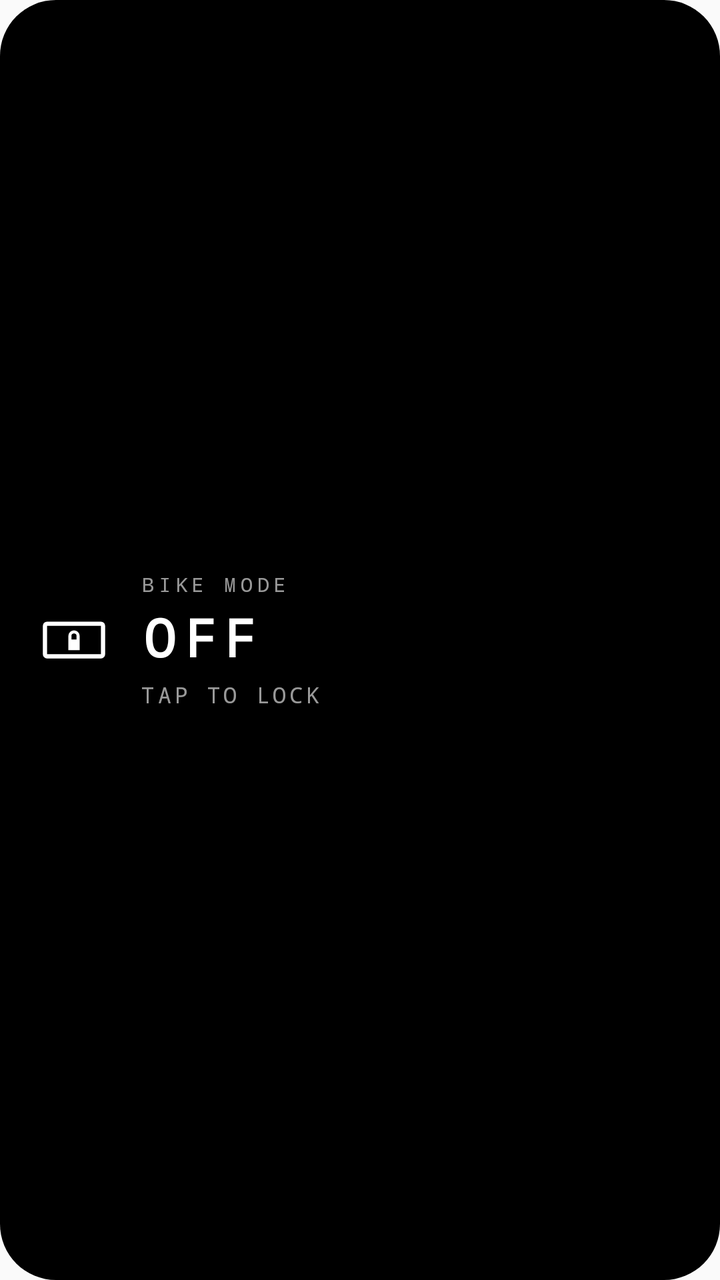
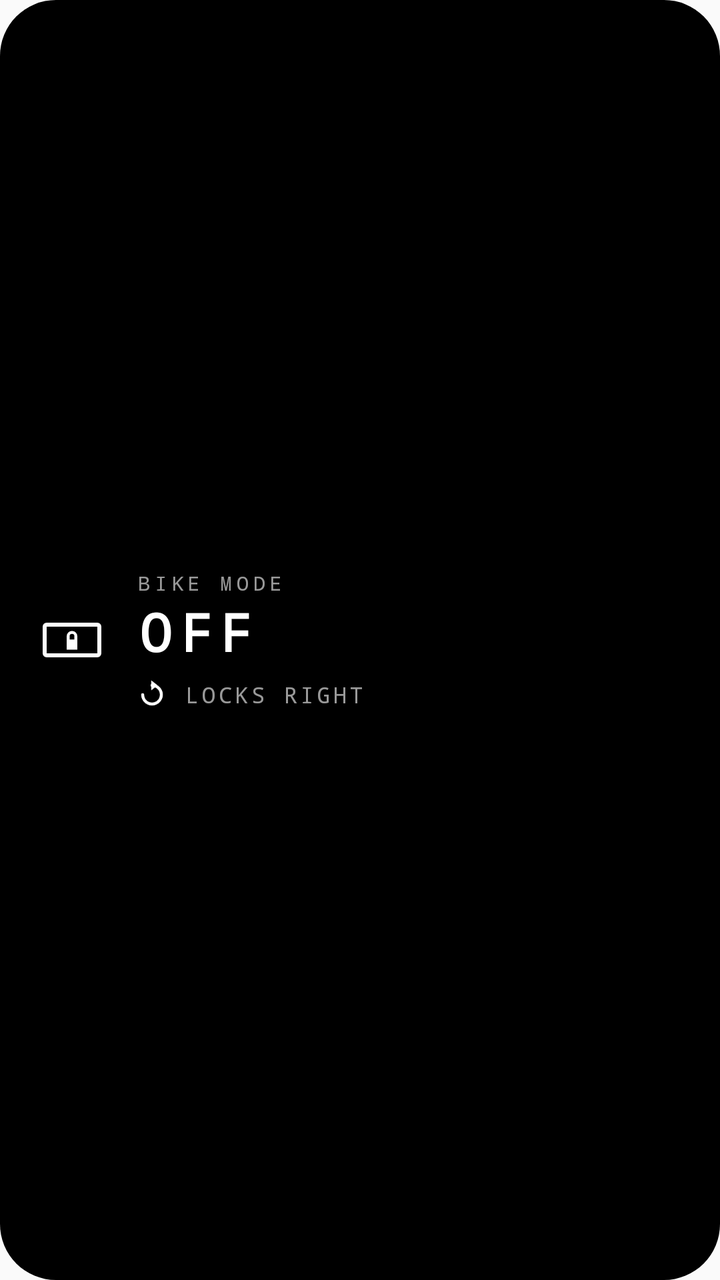

The first picture is an Android layout as it rendered before a commit; the second is the same layout after the commit. The layout source and the unified diff follow.
<!-- AndroidManifest.xml: application theme Theme.BikeMode -->
<!-- res/layout/widget_bike_mode_large.xml -->
<?xml version="1.0" encoding="utf-8"?>
<LinearLayout xmlns:android="http://schemas.android.com/apk/res/android"
    android:id="@+id/widget_root"
    android:layout_width="match_parent"
    android:layout_height="match_parent"
    android:background="@drawable/widget_bg_off"
    android:gravity="center_vertical"
    android:orientation="horizontal"
    android:paddingHorizontal="20dp"
    android:paddingVertical="16dp">

    <ImageView
        android:id="@+id/widget_icon"
        android:layout_width="34dp"
        android:layout_height="34dp"
        android:contentDescription="@string/app_name"
        android:src="@drawable/ic_bike_mode" />

    <LinearLayout
        android:layout_width="0dp"
        android:layout_height="wrap_content"
        android:layout_marginStart="16dp"
        android:layout_weight="1"
        android:orientation="vertical">

        <TextView
            android:id="@+id/widget_label"
            android:layout_width="wrap_content"
            android:layout_height="wrap_content"
            android:fontFamily="monospace"
            android:letterSpacing="0.22"
            android:maxLines="1"
            android:text="@string/widget_label"
            android:textColor="@color/widget_foreground_dim"
            android:textSize="10sp" />

        <TextView
            android:id="@+id/widget_state"
            android:layout_width="wrap_content"
            android:layout_height="wrap_content"
            android:layout_marginTop="2dp"
            android:fontFamily="monospace"
            android:letterSpacing="0.16"
            android:maxLines="1"
            android:text="@string/widget_state_off"
            android:textColor="@color/widget_foreground"
            android:textSize="26sp"
            android:textStyle="bold" />

        <TextView
            android:id="@+id/widget_detail"
            android:layout_width="wrap_content"
            android:layout_height="wrap_content"
            android:layout_marginTop="4dp"
            android:ellipsize="end"
            android:fontFamily="monospace"
            android:letterSpacing="0.14"
            android:maxLines="1"
            android:text="@string/widget_detail_off"
            android:textColor="@color/widget_foreground_dim"
            android:textSize="11sp" />
    </LinearLayout>
</LinearLayout>
<!-- resources referenced by this layout -->
<resources>
  <color name="widget_foreground">#FFFFFFFF</color>
  <color name="widget_foreground_dim">#99FFFFFF</color>
  <!-- drawable ic_bike_mode (drawable) -->
  <vector xmlns:android="http://schemas.android.com/apk/res/android"
      android:width="24dp"
      android:height="24dp"
      android:viewportWidth="24"
      android:viewportHeight="24">
      
      <path
          android:fillColor="#FFFFFFFF"
          android:fillType="evenOdd"
          android:pathData="M2.5,5.5 H21.5 A1.5,1.5 0 0 1 23,7 V17 A1.5,1.5 0 0 1 21.5,18.5 H2.5 A1.5,1.5 0 0 1 1,17 V7 A1.5,1.5 0 0 1 2.5,5.5 Z M2.5,7 V17 H21.5 V7 Z" />
      
      <path
          android:fillColor="#FFFFFFFF"
          android:pathData="M10,11.8 H14 V15.6 H10 Z M12,8.6 A2,2 0 0 1 14,10.6 V11.8 H12.9 V10.6 A0.9,0.9 0 0 0 11.1,10.6 V11.8 H10 V10.6 A2,2 0 0 1 12,8.6 Z" />
  </vector>
  <!-- drawable widget_bg_off (drawable) -->
  <?xml version="1.0" encoding="utf-8"?>
  <shape xmlns:android="http://schemas.android.com/apk/res/android"
      android:shape="rectangle">
      <solid android:color="@color/nothing_black" />
      <corners android:radius="@android:dimen/system_app_widget_background_radius" />
  </shape>
  <string name="app_name">Bike Mode</string>
  <string name="widget_detail_off">TAP TO LOCK</string>
  <string name="widget_label">BIKE MODE</string>
  <string name="widget_state_off">OFF</string>
  <style name="Theme.BikeMode" parent="android:Theme.Material.Light.NoActionBar" />
  <color name="nothing_black">#FF000000</color>
</resources>

<!-- the commit's change to res/layout/widget_bike_mode_large.xml (unified diff, before → after) -->
@@ -11,8 +11,8 @@
 
     <ImageView
         android:id="@+id/widget_icon"
-        android:layout_width="34dp"
-        android:layout_height="34dp"
+        android:layout_width="32dp"
+        android:layout_height="32dp"
         android:contentDescription="@string/app_name"
         android:src="@drawable/ic_bike_mode" />
 
@@ -38,7 +38,6 @@
             android:id="@+id/widget_state"
             android:layout_width="wrap_content"
             android:layout_height="wrap_content"
-            android:layout_marginTop="2dp"
             android:fontFamily="monospace"
             android:letterSpacing="0.16"
             android:maxLines="1"
@@ -47,17 +46,32 @@
             android:textSize="26sp"
             android:textStyle="bold" />
 
-        <TextView
-            android:id="@+id/widget_detail"
+        <LinearLayout
             android:layout_width="wrap_content"
             android:layout_height="wrap_content"
-            android:layout_marginTop="4dp"
-            android:ellipsize="end"
-            android:fontFamily="monospace"
-            android:letterSpacing="0.14"
-            android:maxLines="1"
-            android:text="@string/widget_detail_off"
-            android:textColor="@color/widget_foreground_dim"
-            android:textSize="11sp" />
+            android:layout_marginTop="6dp"
+            android:gravity="center_vertical"
+            android:orientation="horizontal">
+
+            <ImageView
+                android:id="@+id/widget_direction_icon"
+                android:layout_width="16dp"
+                android:layout_height="16dp"
+                android:contentDescription="@string/widget_direction_locks_right"
+                android:src="@drawable/ic_direction_right" />
+
+            <TextView
+                android:id="@+id/widget_direction_text"
+                android:layout_width="wrap_content"
+                android:layout_height="wrap_content"
+                android:layout_marginStart="8dp"
+                android:ellipsize="end"
+                android:fontFamily="monospace"
+                android:letterSpacing="0.14"
+                android:maxLines="1"
+                android:text="@string/widget_direction_locks_right"
+                android:textColor="@color/widget_foreground_dim"
+                android:textSize="11sp" />
+        </LinearLayout>
     </LinearLayout>
 </LinearLayout>
<!-- resource entries referenced after the edit -->
@@ -18,6 +18,23 @@
           android:fillColor="#FFFFFFFF"
           android:pathData="M10,11.8 H14 V15.6 H10 Z M12,8.6 A2,2 0 0 1 14,10.6 V11.8 H12.9 V10.6 A0.9,0.9 0 0 0 11.1,10.6 V11.8 H10 V10.6 A2,2 0 0 1 12,8.6 Z" />
   </vector>
+  <!-- drawable ic_direction_right (drawable) -->
+  <?xml version="1.0" encoding="utf-8"?>
+  <vector xmlns:android="http://schemas.android.com/apk/res/android"
+      android:width="24dp"
+      android:height="24dp"
+      android:viewportWidth="24"
+      android:viewportHeight="24">
+      <path
+          android:fillColor="#00000000"
+          android:pathData="M12,5 A7,7 0 1 1 5,12"
+          android:strokeWidth="2.2"
+          android:strokeColor="#FFFFFFFF"
+          android:strokeLineCap="round" />
+      <path
+          android:fillColor="#FFFFFFFF"
+          android:pathData="M11.4,1.2 L16.2,5 L11.4,8.8 Z" />
+  </vector>
   <!-- drawable widget_bg_off (drawable) -->
   <?xml version="1.0" encoding="utf-8"?>
   <shape xmlns:android="http://schemas.android.com/apk/res/android"
@@ -26,7 +43,7 @@
       <corners android:radius="@android:dimen/system_app_widget_background_radius" />
   </shape>
   <string name="app_name">Bike Mode</string>
-  <string name="widget_detail_off">TAP TO LOCK</string>
+  <string name="widget_direction_locks_right">LOCKS RIGHT</string>
   <string name="widget_label">BIKE MODE</string>
   <string name="widget_state_off">OFF</string>
   <style name="Theme.BikeMode" parent="android:Theme.Material.Light.NoActionBar" />
